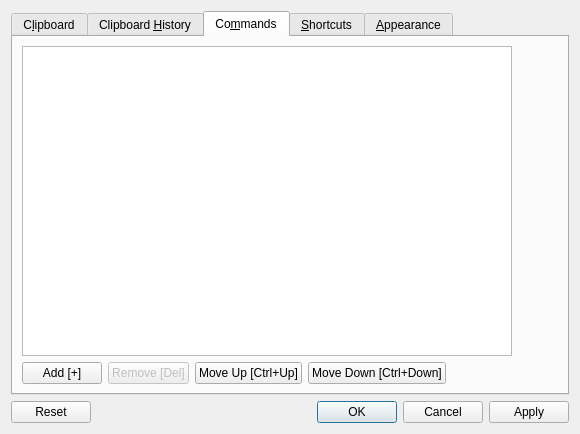
Before: the Qt Designer form src/configurationmanager.ui in hluk/CopyQ, drawn with Qt 5.
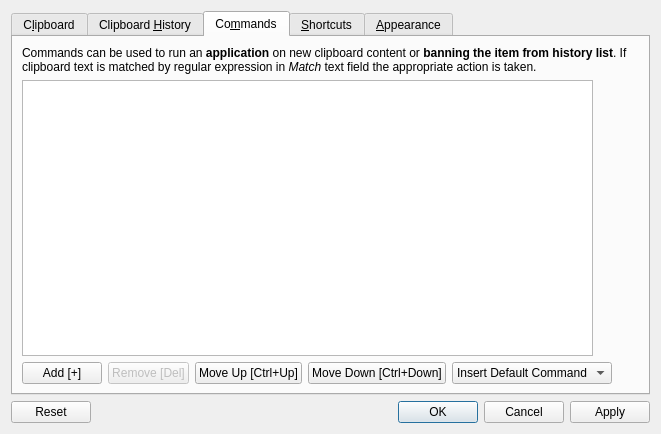
After: the same form once the commit is applied. The open tabs and pages were chosen to show the change. Icons and pictures are not drawn. Custom widgets are drawn as their Qt base class.

Commit message: GUI improvements, combo box with default commands

The edit to the form file:
```diff
--- a/src/configurationmanager.ui
+++ b/src/configurationmanager.ui
@@ -6,7 +6,7 @@
    <rect>
     <x>0</x>
     <y>0</y>
-    <width>580</width>
+    <width>661</width>
     <height>434</height>
    </rect>
   </property>
@@ -313,7 +313,7 @@
          <string>Co&amp;mmands</string>
         </attribute>
         <layout class="QGridLayout" name="gridLayout_7">
-         <item row="0" column="0">
+         <item row="1" column="0">
           <layout class="QVBoxLayout" name="verticalLayout_10">
            <property name="bottomMargin">
             <number>0</number>
@@ -404,6 +404,15 @@
                </property>
               </widget>
              </item>
+             <item>
+              <widget class="QComboBox" name="comboBoxCommands">
+               <item>
+                <property name="text">
+                 <string>Insert Default Command</string>
+                </property>
+               </item>
+              </widget>
+             </item>
              <item>
               <spacer name="horizontalSpacer">
                <property name="orientation">
@@ -421,6 +430,16 @@
            </item>
           </layout>
          </item>
+         <item row="0" column="0">
+          <widget class="QLabel" name="label_11">
+           <property name="text">
+            <string>&lt;html&gt;&lt;head/&gt;&lt;body&gt;&lt;p&gt;Commands can be used to run an &lt;span style=&quot; font-weight:600;&quot;&gt;application&lt;/span&gt; on new clipboard content or &lt;span style=&quot; font-weight:600;&quot;&gt;banning the item from history list&lt;/span&gt;. If clipboard text is matched by regular expression in &lt;span style=&quot; font-style:italic;&quot;&gt;Match&lt;/span&gt; text field the appropriate action is taken.&lt;/p&gt;&lt;/body&gt;&lt;/html&gt;</string>
+           </property>
+           <property name="wordWrap">
+            <bool>true</bool>
+           </property>
+          </widget>
+         </item>
         </layout>
        </widget>
        <widget class="QWidget" name="tab_shortcuts">
```
Left out of the diff: 29 changed lines with no effect on the pictures. The commit also changes 20 other files.
